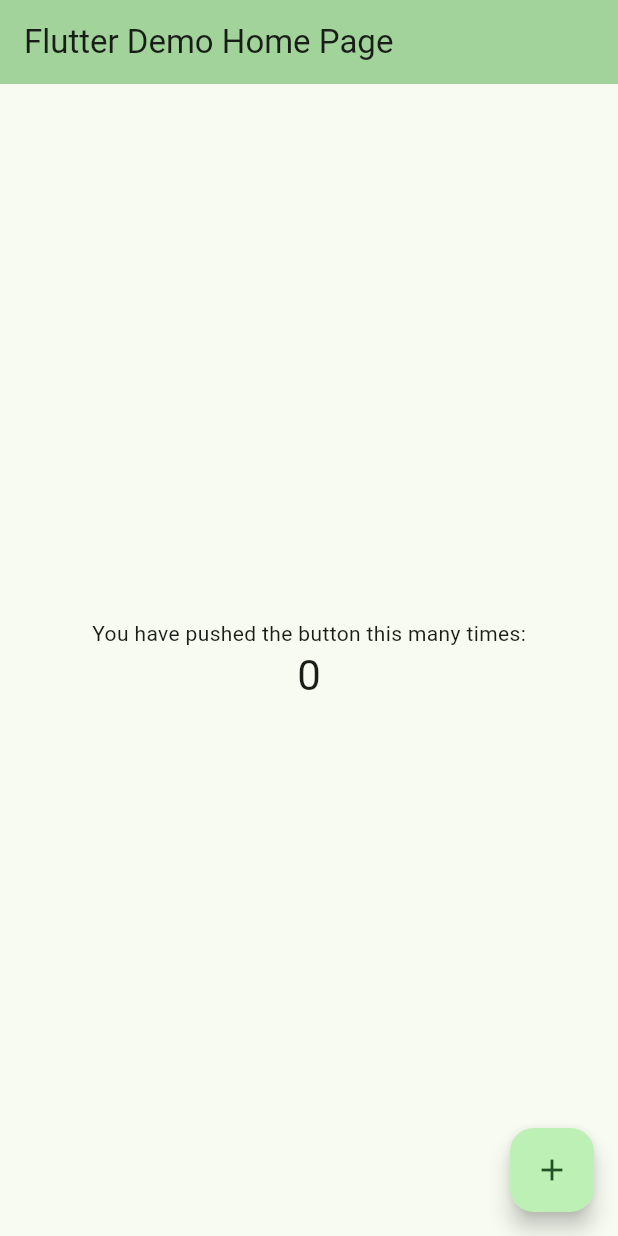
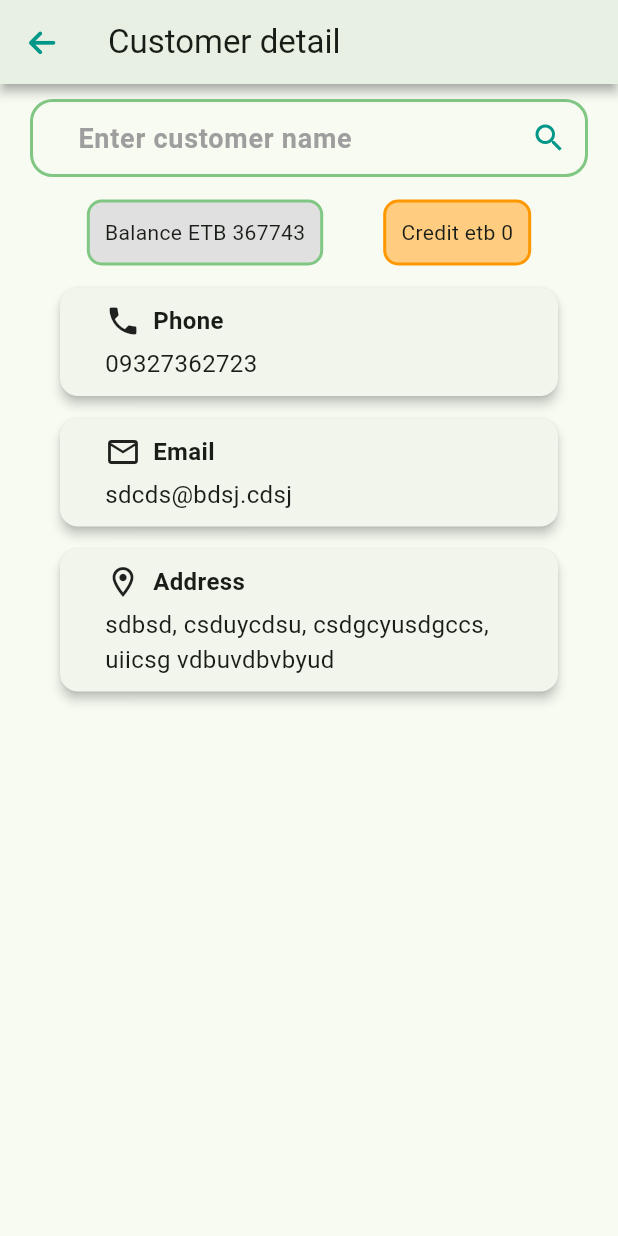
Before and after one commit to motidinsa/inventory, a Flutter app: the screen it shows after launch, on a phone screen of 412 x 824 dp. Run offline on Flutter 3.47's test engine with Material 3 defaults, Android fonts, the phone set to English and light mode, and no system bars; drawn by our look-alikes of smooth_corner; our stand-ins replace appwrite, font_awesome_flutter, get, isar; accounts and stored records are empty; generated files the repository leaves out were written again.

Commit message:
customer detail page done

```diff
--- /dev/null
+++ b/lib/core/constants/widget_constants.dart
@@ -0,0 +1,6 @@
+import 'package:flutter/material.dart';
+
+sizedBox({double? height, double? width}) => SizedBox(
+      height: height,
+      width: width,
+    );
--- /dev/null
+++ b/lib/customer/ui/customer_detail.dart
@@ -0,0 +1,128 @@
+import 'package:flutter/material.dart';
+import 'package:font_awesome_flutter/font_awesome_flutter.dart';
+import 'package:my_inventory/core/constants/widget_constants.dart';
+import 'package:my_inventory/customer/ui/single_user_detail.dart';
+import 'package:smooth_corner/smooth_corner.dart';
+
+class CustomerDetail extends StatelessWidget {
+  const CustomerDetail({super.key});
+
+  @override
+  Widget build(BuildContext context) {
+    return Scaffold(
+      appBar: AppBar(
+        elevation: 3,
+        shadowColor: Colors.grey,
+        title: Text('Customer detail'),
+         leading: IconButton(
+            icon: FaIcon(
+              FontAwesomeIcons.arrowLeft,
+              size: 20,
+              color: Colors.teal,
+            ),
+            onPressed: () {
+
+            },
+          )
+      ),
+      body: ListView(
+        children: [
+          SmoothContainer(
+            margin: EdgeInsets.symmetric(horizontal: 20, vertical: 10),
+            smoothness: 1,
+            side: BorderSide(color: Colors.green.shade300, width: 2),
+            borderRadius: BorderRadius.circular(15),
+            child: Row(
+              children: [
+                Expanded(
+                  child: Padding(
+                    padding: const EdgeInsets.only(left: 30.0),
+                    child: TextField(
+                      decoration: const InputDecoration(
+                        hintText: 'Enter customer name',
+                        hintStyle: TextStyle(color: Colors.grey, fontSize: 18),
+                        border:
+                            UnderlineInputBorder(borderSide: BorderSide.none),
+                      ),
+                      style: const TextStyle(
+                          fontSize: 18, fontWeight: FontWeight.bold),
+                      maxLines: 1,
+                    ),
+                  ),
+                ),
+                IconButton(
+                  icon: Icon(
+                    Icons.search,
+                    size: 24,
+                    color: Colors.teal,
+                  ),
+                  onPressed: () {},
+                )
+              ],
+            ),
+            alignment: Alignment.center,
+          ),
+          SizedBox(
+            height: 5,
+          ),
+          Row(
+            mainAxisAlignment: MainAxisAlignment.center,
+            children: [
+              SmoothContainer(
+                padding: EdgeInsets.all(10),
+                color: Colors.grey.shade300,
+                smoothness: 1,
+                side: BorderSide(color: Colors.green.shade300, width: 2),
+                borderRadius: BorderRadius.circular(10),
+                child: Text(
+                  'Balance ETB 367743',
+                ),
+                alignment: Alignment.center,
+              ),
+              SizedBox(
+                width: 20,
+              ),
+              SizedBox(
+                width: 20,
+              ),
+              SmoothContainer(
+                padding: EdgeInsets.all(10),
+                color: Colors.orange.shade200,
+                smoothness: 1,
+                side: BorderSide(color: Colors.orange, width: 2),
+                borderRadius: BorderRadius.circular(10),
+                child: Text('Credit etb 0'),
+                alignment: Alignment.center,
+              ),
+              SizedBox(
+                height: 10,
+              ),
+            ],
+          ),
+          sizedBox(height: 15),
+          SingleCustomerDetail(
+            field: 'Phone',
+            data: '09327362723',
+          ),
+          SizedBox(
+            height: 15,
+          ),
+          SingleCustomerDetail(
+            field: 'Email',
+            data: 'sdcds@bdsj.cdsj',
+          ),
+          SizedBox(
+            height: 15,
+          ),
+          SingleCustomerDetail(
+            field: 'Address',
+            data: 'sdbsd, csduycdsu, csdgcyusdgccs, uiicsg vdbuvdbvbyud',
+          ),
+          SizedBox(
+            height: 10,
+          ),
+        ],
+      ),
+    );
+  }
+}
--- /dev/null
+++ b/lib/customer/ui/single_user_detail.dart
@@ -0,0 +1,50 @@
+import 'package:flutter/material.dart';
+import 'package:my_inventory/core/constants/widget_constants.dart';
+
+class SingleCustomerDetail extends StatelessWidget {
+  final String field;
+  final String? data;
+  final Map<String, IconData> fieldToIcon = {
+    'Phone': Icons.phone,
+    'Email': Icons.email_outlined,
+    'Address': Icons.location_on_outlined,
+  };
+
+  SingleCustomerDetail({super.key, required this.field, this.data});
+
+  @override
+  Widget build(BuildContext context) {
+    return Card(
+      elevation: 3,
+      margin: EdgeInsets.symmetric(horizontal: 40),
+      child: Padding(
+        padding: const EdgeInsets.symmetric(horizontal: 30, vertical: 10),
+        child: Column(
+          crossAxisAlignment: CrossAxisAlignment.start,
+          children: [
+            Row(
+              children: [
+                Icon(fieldToIcon[field]),
+                sizedBox(width: 8),
+                Text(
+                  field,
+                  textAlign: TextAlign.left,
+                  style: TextStyle(
+                    fontSize: 16,
+                    fontWeight: FontWeight.bold,
+                  ),
+                ),
+              ],
+            ),
+            SizedBox(
+              height: 5,
+            ),
+            Text(data ?? '', style: TextStyle(
+              fontSize: 16,
+            ),),
+          ],
+        ),
+      ),
+    );
+  }
+}
--- a/lib/main.dart
+++ b/lib/main.dart
@@ -1,7 +1,19 @@
+import 'package:appwrite/appwrite.dart';
 import 'package:flutter/material.dart';
+import 'package:get/get_navigation/src/root/get_material_app.dart';
+import 'package:isar/isar.dart';
+import 'package:my_inventory/customer/ui/customer_detail.dart';
+import 'package:my_inventory/user.dart';
+import 'package:path_provider/path_provider.dart';
 
 void main() {
   runApp(const MyApp());
+  // Client client = Client();
+  //
+  // client
+  //     .setEndpoint('https://cloud.appwrite.io/v1') // Your Appwrite Endpoint
+  //     .setProject('65c1e7733a536752855d')
+  //     ;
 }
 
 class MyApp extends StatelessWidget {
@@ -10,13 +22,14 @@ class MyApp extends StatelessWidget {
   // This widget is the root of your application.
   @override
   Widget build(BuildContext context) {
-    return MaterialApp(
+    return GetMaterialApp(
       title: 'Flutter Demo',
+      debugShowCheckedModeBanner: false,
       theme: ThemeData(
         colorScheme: ColorScheme.fromSeed(seedColor: Colors.green),
         useMaterial3: true,
       ),
-      home: const MyHomePage(title: 'Flutter Demo Home Page'),
+      home: const  CustomerDetail(),
     );
   }
 }
@@ -41,16 +54,41 @@ class MyHomePage extends StatefulWidget {
 
 class _MyHomePageState extends State<MyHomePage> {
   int _counter = 0;
+  final client = Client()
+      .setEndpoint('https://cloud.appwrite.io/v1')
+      .setProject('65c1e7733a536752855d');
 
-  void _incrementCounter() {
-    setState(() {
-      // This call to setState tells the Flutter framework that something has
-      // changed in this State, which causes it to rerun the build method below
-      // so that the display can reflect the updated values. If we changed
-      // _counter without calling setState(), then the build method would not be
-      // called again, and so nothing would appear to happen.
-      _counter++;
+  Future<void> _incrementCounter() async {
+    // setState(() {
+    //   final databases = Databases(client);
+    //   try {
+    //    for(int i=0;i<1000;i++){
+    //      final document = databases.createDocument(
+    //          databaseId: 'inventory_db',
+    //          collectionId: 'customer_db',
+    //          documentId: ID.unique(),
+    //          data: {
+    //            "name": "Hamlet",
+    //            "type": "aaa",
+    //            "email": "frebhj@dbeu.vfd",
+    //            "phone": ['vfbdh', 'fjgr']
+    //          });
+    //    }
+    //   } on AppwriteException catch (e) {
+    //     print(e.code);
+    //   }
+    // });
+    final dir = await getApplicationDocumentsDirectory();
+    final isar = await Isar.open(
+      [UserSchema],
+      directory: dir.path,
+    );
+    final newUser = User()..name = 'Jane Doe'..age = 36;
+
+    await isar.writeTxn(() async {
+      await isar.users.put(newUser); // insert & update
     });
+
   }
 
   @override
--- /dev/null
+++ b/lib/user.dart
@@ -0,0 +1,12 @@
+import 'package:isar/isar.dart';
+
+part 'user.g.dart';
+
+@collection
+class User {
+  Id id = Isar.autoIncrement;
+
+  String? name;
+
+  int? age;
+}
```
Also changed, not shown: pubspec.yaml (+10 -0 lines), lib/core/constants/size_contants.dart (added), lib/homepage/ui/homepage.dart (added), lib/user.g.dart (added), pubspec.lock, 1 other file.
